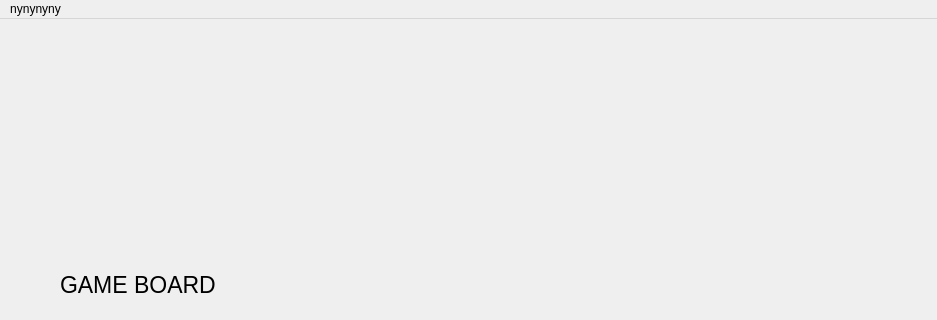
Above: src/gui/mainwindow.ui from threescomplement/proi-chess before the change; both pictures show x 0 to 937 and y 0 to 320 of the 937 by 634 pixel window. Below: the same form after it.
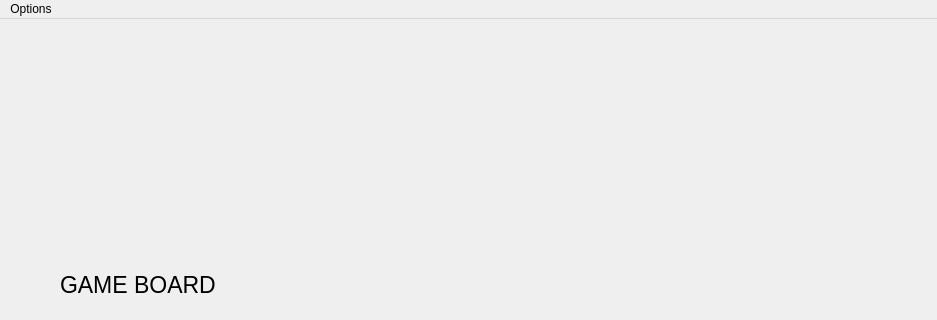
That is the form after the change.

Commit message: Given menu a proper name

What changed in the file:
```diff
--- a/src/gui/mainwindow.ui
+++ b/src/gui/mainwindow.ui
@@ -62,7 +62,7 @@
    </property>
    <widget class="QMenu" name="menupogg">
     <property name="title">
-     <string>nynynyny</string>
+     <string>Options</string>
     </property>
     <widget class="QMenu" name="menunew_pvp_game">
      <property name="title">
```
